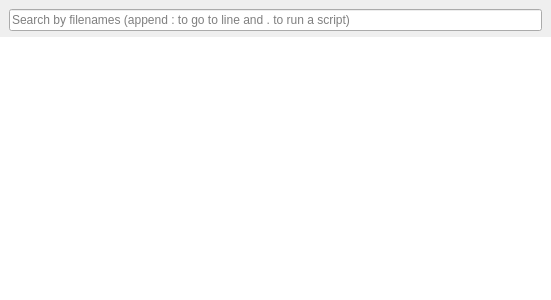
Old version of the form src/gui/palette.ui in the repository KDAB/knut.
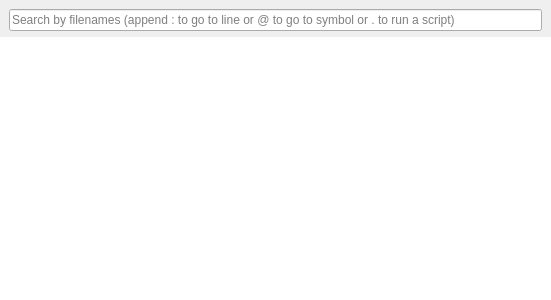
New version of the form.

Commit message: Add a symbol selector to the palette

```diff
--- a/src/gui/palette.ui
+++ b/src/gui/palette.ui
@@ -43,7 +43,7 @@
      <item>
       <widget class="QLineEdit" name="lineEdit">
        <property name="placeholderText">
-        <string>Search by filenames (append : to go to line and . to run a script)</string>
+        <string>Search by filenames (append : to go to line or @ to go to symbol or . to run a script)</string>
        </property>
        <property name="clearButtonEnabled">
         <bool>true</bool>
```
The commit also changes 2 other files.
